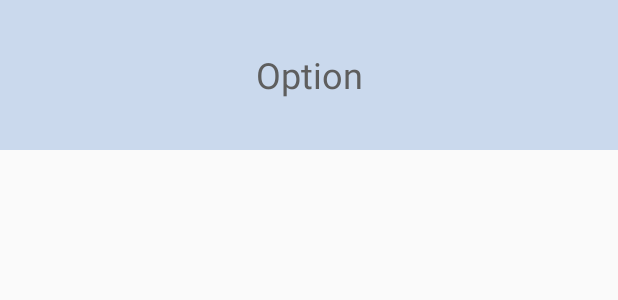
After one commit to awsomethree/townkitchen, an Android app: the layout home_item.xml on its own in the app's theme, with its tools: preview values and no code run, on a phone screen of 412 x 824 dp. The commit adds this screen. Shown: the top 300 px of the screen. Run offline under Robolectric (Android 15) with nearby library versions, the phone set to English and light mode, and no system bars.

Commit message:
#10 -- add Home page which shows daily choices first and redirect to menu page when user clicks on certain days. Add arguments supports on fragment redirect.

```diff
--- a/app/src/main/java/awsomethree/com/townkitchen/TownKitchenApplication.java
+++ b/app/src/main/java/awsomethree/com/townkitchen/TownKitchenApplication.java
@@ -5,6 +5,7 @@ import com.parse.ParseObject;
 
 import android.app.Application;
 
+import awsomethree.com.townkitchen.models.Daily;
 import awsomethree.com.townkitchen.models.DailyMenu;
 import awsomethree.com.townkitchen.models.Feedback;
 import awsomethree.com.townkitchen.models.FoodMenu;
@@ -15,12 +16,13 @@ import awsomethree.com.townkitchen.models.OrderLineItem;
  * Created by smulyono on 3/23/15.
  */
 public class TownKitchenApplication extends Application {
+//    TownKitchenSB
 //    public static final String PARSE_APPLICATION_ID = "DrECmIAzwm5sp9qGouQzZnNC0Ya0uWoemHnRhxbS";
 //    public static final String PARSE_CLIENT_KEY = "52OMxk1lUCqYBpVtSqjompMtxtYCKlbrQGvtE3AE";
 
     public static final String PARSE_APPLICATION_ID = "rFoHa7dbffxXh8qbEgiAwcc5KpT1lGt0E3srKzzK";
     public static final String PARSE_CLIENT_KEY = "6SUzIyD1sYP99qB2BK4LvklKR07Xfydoh1GdXm00";
-
+//
     @Override
     public void onCreate() {
         super.onCreate();
@@ -29,6 +31,7 @@ public class TownKitchenApplication extends Application {
         ParseObject.registerSubclass(FoodMenu.class);
         ParseObject.registerSubclass(Order.class);
         ParseObject.registerSubclass(OrderLineItem.class);
+        ParseObject.registerSubclass(Daily.class);
         ParseObject.registerSubclass(DailyMenu.class);
         ParseObject.registerSubclass(Feedback.class);
 
--- a/app/src/main/java/awsomethree/com/townkitchen/abstracts/TKFragment.java
+++ b/app/src/main/java/awsomethree/com/townkitchen/abstracts/TKFragment.java
@@ -1,5 +1,6 @@
 package awsomethree.com.townkitchen.abstracts;
 
+import android.os.Bundle;
 import android.support.v4.app.Fragment;
 
 import java.util.List;
@@ -22,8 +23,11 @@ public abstract class TKFragment extends Fragment {
     }
 
     public void redirectFragmentTo(int posId){
+        redirectFragmentTo(posId, null);
+    }
+    public void redirectFragmentTo(int posId, Bundle args){
         // redirect to order history
         fragmentNavigationInterface listener = (fragmentNavigationInterface) getActivity();
-        listener.changeFragmentTo(posId);
+        listener.changeFragmentTo(posId, args);
     }
 }
--- a/app/src/main/java/awsomethree/com/townkitchen/interfaces/fragmentNavigationInterface.java
+++ b/app/src/main/java/awsomethree/com/townkitchen/interfaces/fragmentNavigationInterface.java
@@ -1,8 +1,11 @@
 package awsomethree.com.townkitchen.interfaces;
+
+import android.os.Bundle;
 
 /**
  * Created by smulyono on 3/22/15.
  */
 public interface fragmentNavigationInterface {
     public void changeFragmentTo(int fragmentMenuOption);
+    public void changeFragmentTo(int fragmentMenuOption, Bundle args);
 }
--- /dev/null
+++ b/app/src/main/res/layout/home_item.xml
@@ -0,0 +1,32 @@
+<?xml version="1.0" encoding="utf-8"?>
+<RelativeLayout xmlns:android="http://schemas.android.com/apk/res/android"
+                android:layout_width="match_parent"
+                android:layout_height="match_parent">
+
+    <ImageView
+            android:layout_width="match_parent"
+            android:layout_height="100dp"
+            android:id="@+id/ivFoodImage"
+            android:layout_alignParentTop="true"
+            android:layout_alignParentLeft="true"
+            android:layout_alignParentStart="true"
+            android:background="#722669c2"
+            android:maxHeight="20dp"
+            android:maxWidth="20dp"
+            android:alpha="0.5"
+            />
+
+    <TextView
+            android:layout_width="match_parent"
+            android:layout_height="100dp"
+            android:text="Option"
+            android:id="@+id/tvDaytext"
+            android:layout_alignParentTop="false"
+            android:layout_alignTop="@id/ivFoodImage"
+            android:layout_alignBottom="@id/ivFoodImage"
+            android:textColor="#ff5e5e5e"
+            android:textSize="24sp"
+            android:gravity="center"
+            />
+
+</RelativeLayout>
```
Also changed, not shown: app/src/main/java/awsomethree/com/townkitchen/activities/MainActivity.java (+17 -3 lines), app/src/main/java/awsomethree/com/townkitchen/adapters/TKHomeListAdapter.java (added, +69 -0 lines), app/src/main/java/awsomethree/com/townkitchen/fragments/HomeFragment.java (added, +86 -0 lines), app/src/main/java/awsomethree/com/townkitchen/fragments/MenuFragment.java (+17 -28 lines), app/src/main/java/awsomethree/com/townkitchen/layouts/TKNavigationDrawer.java (+35 -8 lines), app/src/main/java/awsomethree/com/townkitchen/models/Daily.java (+20 -0 lines), app/src/main/res/layout/fragment_home.xml (added, +16 -0 lines).
